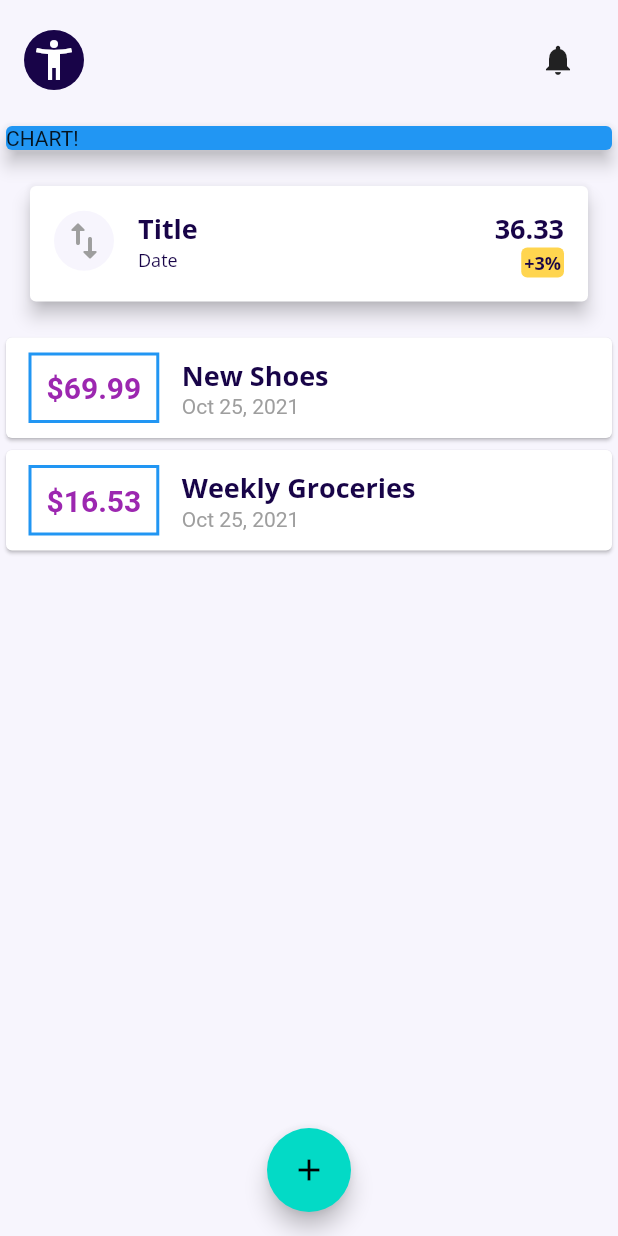
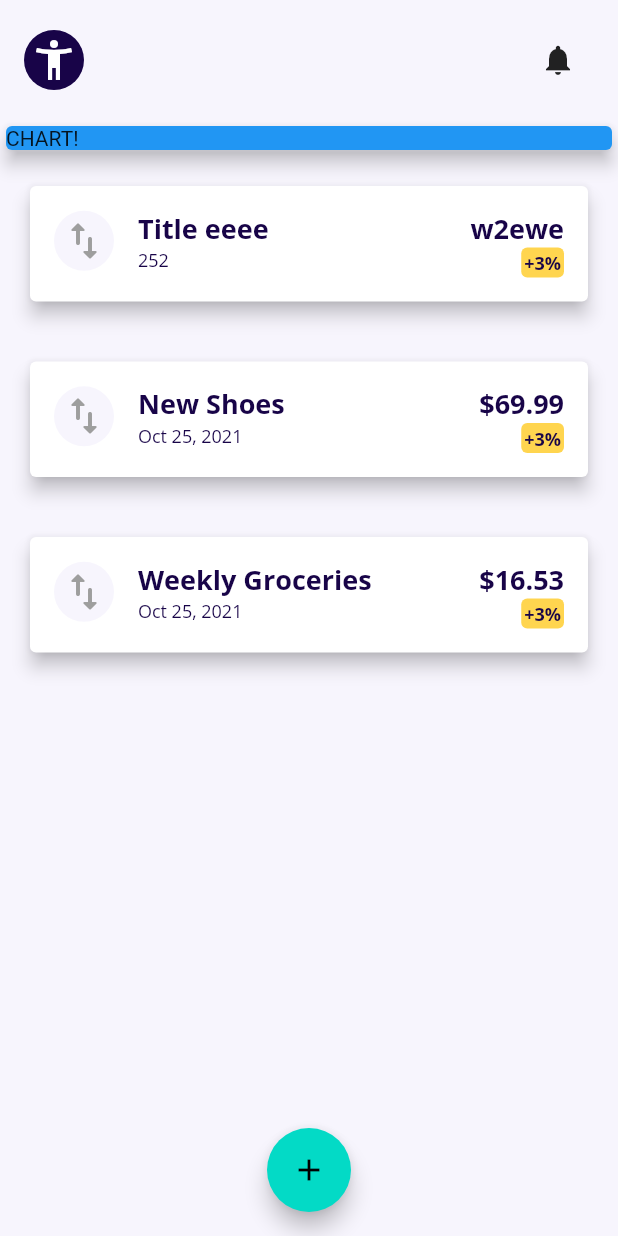
Before and after one commit to NoderCoder/stayinbudget, a Flutter app: the screen it shows after launch, on a phone screen of 412 x 824 dp. Run offline on Flutter 3.47's test engine with Material 2 defaults, Android fonts, the phone set to English and light mode, and no system bars.

Commit message:
Connections made

```diff
--- a/lib/main.dart
+++ b/lib/main.dart
@@ -2,7 +2,7 @@ import 'package:flutter/material.dart';
 import 'package:flutter_complete_guide/widgets/new_transaction.dart';
 import 'package:flutter_complete_guide/widgets/transaction_list.dart';
 import 'models/transaction.dart';
-import './widgets/transaction_tile_ui.dart';
+import 'widgets/transaction_tile.dart';
 
 void main() => runApp(MyApp());
 
@@ -124,7 +124,7 @@ class _MyHomePageState extends State<MyHomePage> {
                 ),
               ),
               //TODO1:recofigure the tile
-              TransactionTile(),
+              TransactionTile("Title eeee", "252", "w2ewe"),
 
               TransactionList(_userTransactions),
             ],
--- a/lib/widgets/transaction_list.dart
+++ b/lib/widgets/transaction_list.dart
@@ -1,4 +1,5 @@
 import 'package:flutter/material.dart';
+import 'package:flutter_complete_guide/widgets/transaction_tile.dart';
 import 'package:intl/intl.dart';
 
 import '../models/transaction.dart';
@@ -7,6 +8,14 @@ class TransactionList extends StatelessWidget {
   final List<Transaction> transactions;
 
   TransactionList(this.transactions);
+
+  List<String> makeSimpleStrings(int i) {
+    String title = transactions[i].title;
+    String date = DateFormat.yMMMd().format(transactions[i].date);
+    String amount = '\$${transactions[i].amount.toStringAsFixed(2)}';
+    List<String> temp = [title, date, amount];
+    return temp;
+  }
 
   @override
   Widget build(BuildContext context) {
@@ -38,51 +47,16 @@ class TransactionList extends StatelessWidget {
             )
           : ListView.builder(
               itemBuilder: (ctx, index) {
+                print(makeSimpleStrings(index));
+
                 //This is the card that needs to be changed.
-                return Card(
-                  child: Row(
-                    children: <Widget>[
-                      Container(
-                        margin: EdgeInsets.symmetric(
-                          vertical: 10,
-                          horizontal: 15,
-                        ),
-                        decoration: BoxDecoration(
-                          border: Border.all(
-                            color: Theme.of(context).primaryColor,
-                            width: 2,
-                          ),
-                        ),
-                        padding: EdgeInsets.all(10),
-                        //this is for the amount
-                        child: Text(
-                          //fixed to the size of 2 decimel places
-                          '\$${transactions[index].amount.toStringAsFixed(2)}',
-                          style: TextStyle(
-                            fontWeight: FontWeight.bold,
-                            fontSize: 20,
-                            color: Colors.purple,
-                          ),
-                        ),
-                      ),
-                      //this is for the title.
-                      Column(
-                        crossAxisAlignment: CrossAxisAlignment.start,
-                        children: <Widget>[
-                          Text(
-                            transactions[index].title,
-                            style: Theme.of(context).textTheme.bodyText1,
-                          ),
-                          Text(
-                            DateFormat.yMMMd().format(transactions[index].date),
-                            style: TextStyle(
-                              color: Colors.grey,
-                            ),
-                          ),
-                        ],
-                      ),
-                    ],
-                  ),
+                return Column(
+                  children: [
+                    TransactionTile(
+                        makeSimpleStrings(index)[0],
+                        makeSimpleStrings(index)[1],
+                        makeSimpleStrings(index)[2]),
+                  ],
                 );
               },
               itemCount: transactions.length,
--- a/lib/widgets/transaction_tile_ui.dart
+++ b/lib/widgets/transaction_tile.dart
@@ -1,9 +1,12 @@
 import 'package:flutter/material.dart';
 
 class TransactionTile extends StatelessWidget {
-  const TransactionTile({
-    Key key,
-  }) : super(key: key);
+  final String transactionTitle;
+  final String transactionDate;
+  final String transactionAmount;
+
+  TransactionTile(
+      this.transactionTitle, this.transactionDate, this.transactionAmount);
 
   @override
   Widget build(BuildContext context) {
@@ -39,10 +42,10 @@ class TransactionTile extends StatelessWidget {
                         crossAxisAlignment: CrossAxisAlignment.start,
                         children: [
                           Text(
-                            "Title",
+                            transactionTitle,
                             style: Theme.of(context).textTheme.bodyText1,
                           ),
-                          Text("Date",
+                          Text(transactionDate,
                               style: Theme.of(context)
                                   .textTheme
                                   .bodyText1
@@ -58,7 +61,7 @@ class TransactionTile extends StatelessWidget {
                     crossAxisAlignment: CrossAxisAlignment.end,
                     children: [
                       Text(
-                        "36.33",
+                        transactionAmount,
                         style: Theme.of(context).textTheme.bodyText1,
                       ),
                       Container(
```
Also changed, not shown: lib/Scratch.dart (added), lib/rough.txt (added).
